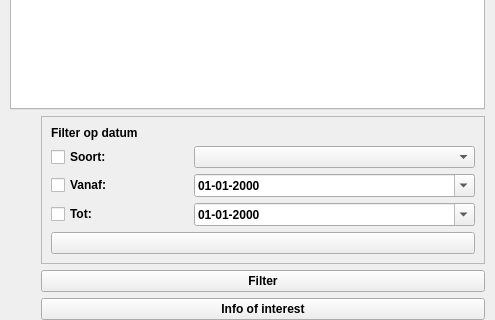
OIV-NL-QGIS/QGIS_project, file plugin/oiv/oiv_base_widget.ui: the form before one commit; both pictures show x 0 to 495 and y 538 to 858 of the 495 by 858 pixel window.
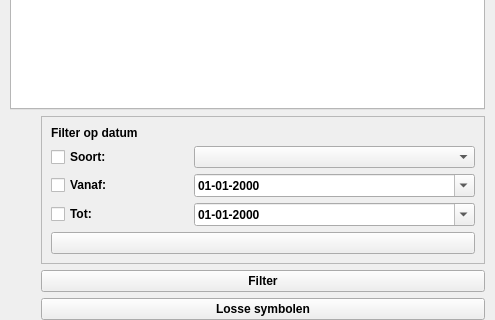
The form after the commit. Icons and pictures are not drawn.

Patch:
```diff
--- a/plugin/oiv/oiv_base_widget.ui
+++ b/plugin/oiv/oiv_base_widget.ui
@@ -651,7 +651,7 @@
           <item row="24" column="2" colspan="2">
            <widget class="QPushButton" name="info_of_interest">
             <property name="text">
-             <string>Info of interest</string>
+             <string>Losse symbolen</string>
             </property>
            </widget>
           </item>
```
